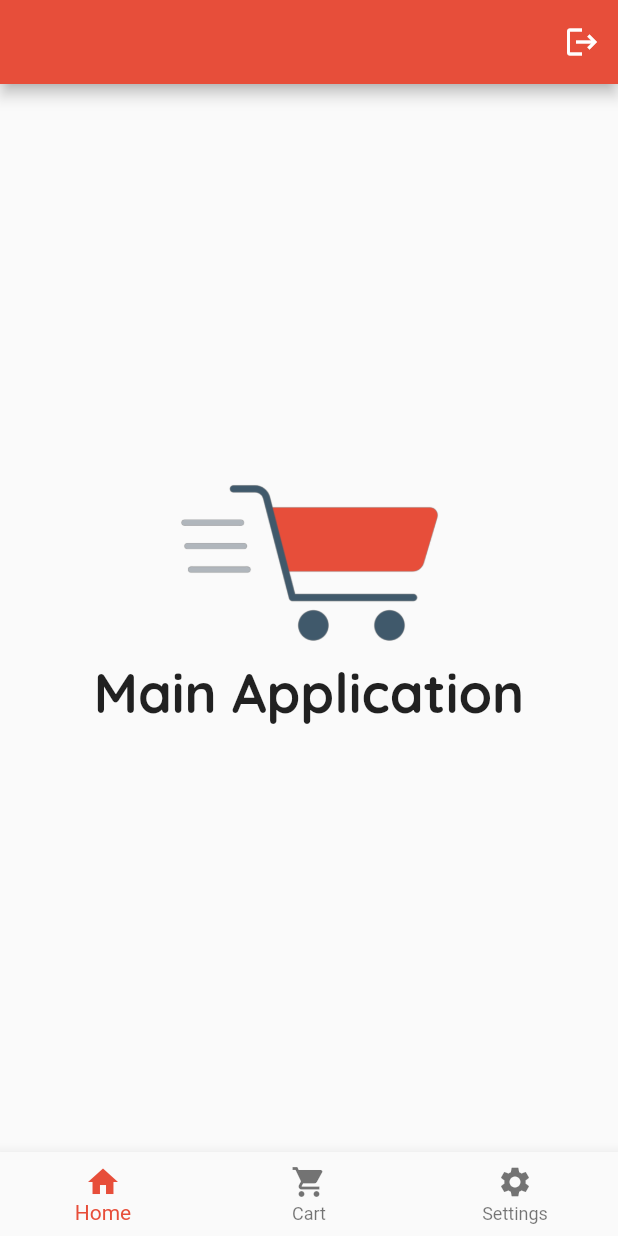
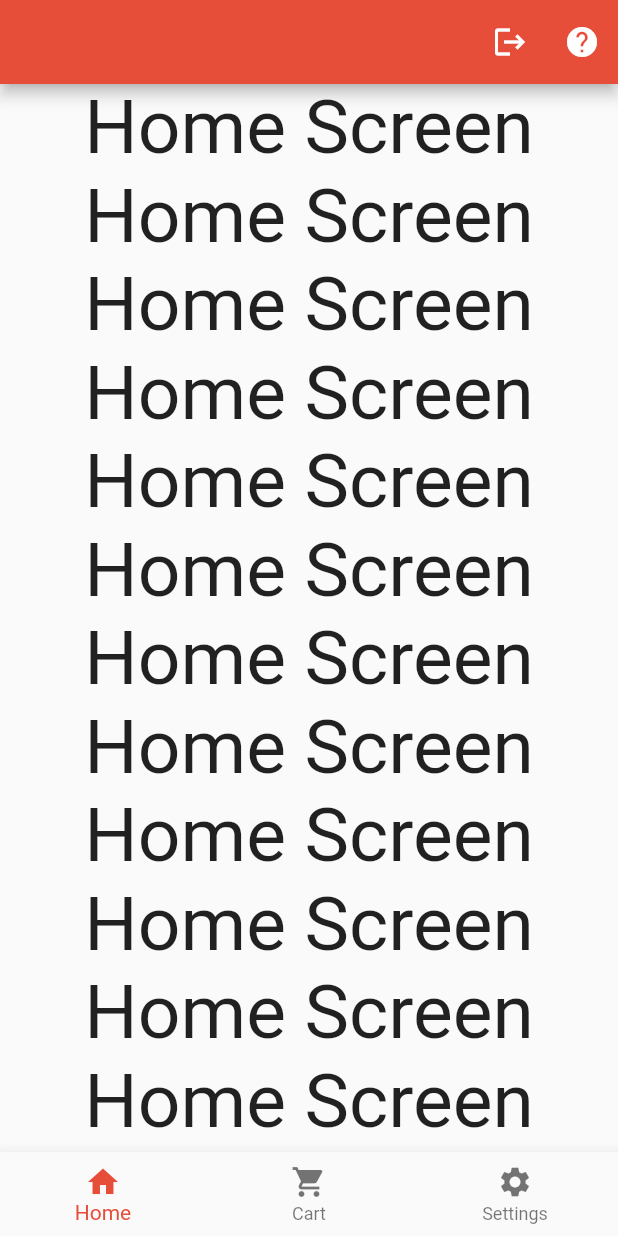
Before and after one commit to gh49/G-Shop, a Flutter app: the ShoppingLayout screen opened directly, on a phone screen of 412 x 824 dp. Run offline on Flutter 3.47's test engine with Material 2 defaults, Android fonts, the phone set to English and light mode, and no system bars; our stand-ins replace bloc, cloud_firestore, firebase_auth, firebase_core, flutter_bloc, google_sign_in; accounts and stored records are empty.

Commit message:
Added basic layout

```diff
--- a/lib/layouts/cubit.dart
+++ b/lib/layouts/cubit.dart
@@ -1,7 +1,67 @@
 import 'package:ecommerce_app/layouts/states.dart';
+import 'package:ecommerce_app/models/screen_switcher.dart';
+import 'package:ecommerce_app/modules/cart/cart_screen.dart';
+import 'package:ecommerce_app/modules/home/home_screen.dart';
+import 'package:ecommerce_app/modules/settings/settings_screen.dart';
+import 'package:flutter/material.dart';
 import 'package:flutter_bloc/flutter_bloc.dart';
 
 class ShoppingCubit extends Cubit<ShoppingStates> {
   ShoppingCubit() : super(ShoppingInitialState());
   static ShoppingCubit get(context) => BlocProvider.of(context);
+
+  bool isInit = true;
+
+  List<PageStorageKey<String>> pageKeys = [
+    PageStorageKey<String>("homeKey"),
+    PageStorageKey<String>("cartKey"),
+    PageStorageKey<String>("settingsKey"),
+  ];
+
+  List<Widget> screens = [];
+
+  void init() {
+    if(!isInit) {
+      return;
+    }
+    isInit = false;
+
+    screens = [
+      HomeScreen(pageStorageKey: pageKeys[0]),
+      CartScreen(pageStorageKey: pageKeys[1]),
+      SettingsScreen(pageStorageKey: pageKeys[2]),
+    ];
+  }
+
+  List<String> titles = [
+    "Home",
+    "Cart",
+    "Settings",
+  ];
+
+  int screenIndex = 0;
+
+  void changeBottomNavigation(int index) {
+    screenIndex = index;
+    emit(ShoppingBotNavIndexChangedState());
+
+  }
+  //
+  // ScreenSwitcher screenSwitcher = ScreenSwitcher([
+  //   ScreenData(widget: HomeScreen(), icon: Icon(Icons.home), name: "Home"),
+  //   ScreenData(widget: CartScreen(), icon: Icon(Icons.shopping_cart), name: "Cart"),
+  //   ScreenData(widget: SettingsScreen(), icon: Icon(Icons.settings), name: "Settings"),
+  // ]);
+  //
+  // void changeScreen(int index) {
+  //   if(index == screenSwitcher.currentIndex) {
+  //     return;
+  //   }
+  //   screenSwitcher.setIndex(index);
+  //   emit(ShoppingBotNavIndexChangedState());
+  // }
+
+  void testEmit() {
+    emit(ShoppingTestState());
+  }
 }
--- a/lib/layouts/shopping_layout.dart
+++ b/lib/layouts/shopping_layout.dart
@@ -1,5 +1,6 @@
 import 'package:ecommerce_app/layouts/cubit.dart';
 import 'package:ecommerce_app/layouts/states.dart';
+import 'package:ecommerce_app/modules/home/home_screen.dart';
 import 'package:ecommerce_app/modules/login/login_screen.dart';
 import 'package:ecommerce_app/shared/components.dart';
 import 'package:ecommerce_app/shared/constants.dart';
@@ -8,7 +9,7 @@ import 'package:flutter/material.dart';
 import 'package:flutter_bloc/flutter_bloc.dart';
 
 class ShoppingLayout extends StatelessWidget {
-  const ShoppingLayout({super.key});
+  ShoppingLayout({super.key});
 
   @override
   Widget build(BuildContext context) {
@@ -16,9 +17,10 @@ class ShoppingLayout extends StatelessWidget {
       create: (context) => ShoppingCubit(),
       child: BlocConsumer<ShoppingCubit, ShoppingStates>(
         listener: (context, state) {
-
         },
         builder: (context, state) {
+          var cubit = ShoppingCubit.get(context);
+          cubit.init();
           return Scaffold(
             appBar: AppBar(
               backgroundColor: myOrange,
@@ -33,43 +35,27 @@ class ShoppingLayout extends StatelessWidget {
                     },
                     icon: const Icon(Icons.logout),
                 ),
+                IconButton(
+                  onPressed: (){
+                    cubit.testEmit();
+                  },
+                  icon: const Icon(Icons.help),
+                ),
               ],
             ),
             bottomNavigationBar: BottomNavigationBar(
               selectedItemColor: myOrange,
+              currentIndex: cubit.screenIndex,
               items: [
                 BottomNavigationBarItem(icon: Icon(Icons.home), label: "Home"),
                 BottomNavigationBarItem(icon: Icon(Icons.shopping_cart), label: "Cart"),
                 BottomNavigationBarItem(icon: Icon(Icons.settings), label: "Settings"),
               ],
+              onTap: (int index) {
+                cubit.changeBottomNavigation(index);
+              },
             ),
-            body: Center(
-              child: Column(
-                mainAxisSize: MainAxisSize.min,
-                children: [
-                  Container(
-                    height: 110.0,
-                    child: Image(
-                      image: AssetImage("assets/shopping_cart.png"),
-                    ),
-                  ),
-                  SizedBox(
-                    height: 10.0,
-                  ),
-                  Text(
-                    "Main Application",
-                    style: TextStyle(
-                      fontSize: 36.0,
-                      fontFamily: "QuickSand",
-                      fontWeight: FontWeight.bold,
-                    ),
-                  ),
-                  SizedBox(
-                    height: 20.0,
-                  ),
-                ],
-              ),
-            ),
+            body: cubit.screens[cubit.screenIndex],
           );
         },
       ),
--- a/lib/layouts/states.dart
+++ b/lib/layouts/states.dart
@@ -1,3 +1,7 @@
 abstract class ShoppingStates {}
 
 class ShoppingInitialState extends ShoppingStates {}
+
+class ShoppingBotNavIndexChangedState extends ShoppingStates {}
+
+class ShoppingTestState extends ShoppingStates {}
--- /dev/null
+++ b/lib/models/screen_switcher.dart
@@ -0,0 +1,59 @@
+import 'package:flutter/material.dart';
+
+class ScreenSwitcher {
+  List<ScreenData> screenDataList = [];
+  int currentIndex = 0;
+
+  ScreenSwitcher(this.screenDataList);
+
+  void setScreenDataList(List<ScreenData> screenDataList) {
+    this.screenDataList = screenDataList;
+  }
+
+  void setIndex(int index) {
+    currentIndex = index;
+
+  }
+
+  void addScreenData(ScreenData screenData) {
+    screenDataList.add(screenData);
+  }
+
+  ScreenData getCurrentScreen() {
+    if(screenDataList.isEmpty)
+      return errorScreenData("Error: Screen data list is empty");
+    return screenDataList[currentIndex];
+  }
+
+  ScreenData getScreenDataByIndex(int index) {
+    if(index >= screenDataList.length) {
+      return errorScreenData("Error: Screen data list is empty");
+    }
+    currentIndex = index;
+    return screenDataList[index];
+  }
+
+  ScreenData errorScreenData(String text) {
+    return ScreenData(widget: Text(text), icon: Icon(Icons.disabled_by_default), name: "Error");
+  }
+
+  List<BottomNavigationBarItem> getBotNavItemList() {
+    List<BottomNavigationBarItem> list = [];
+    for(int i=0; i<screenDataList.length; i++) {
+      list.add(BottomNavigationBarItem(icon: screenDataList[i].icon, label: screenDataList[i].name));
+    }
+    return list;
+  }
+}
+
+class ScreenData {
+  Widget widget;
+  Icon icon;
+  String name;
+
+  ScreenData({
+    required this.widget,
+    required this.icon,
+    required this.name,
+  });
+}
--- /dev/null
+++ b/lib/modules/cart/cart_screen.dart
@@ -0,0 +1,38 @@
+import 'package:flutter/material.dart';
+
+class CartScreen extends StatelessWidget {
+  PageStorageKey<String> pageStorageKey;
+  CartScreen({super.key, required this.pageStorageKey});
+
+  @override
+  Widget build(BuildContext context) {
+    return SingleChildScrollView(
+      key: pageStorageKey,
+      physics: BouncingScrollPhysics(),
+      child: Container(
+        width: double.infinity,
+        child: Column(
+          children: [
+            Text("Cart Screen", style: TextStyle(fontSize: 50.0),),
+            Text("Cart Screen", style: TextStyle(fontSize: 50.0),),
+            Text("Cart Screen", style: TextStyle(fontSize: 50.0),),
+            Text("Cart Screen", style: TextStyle(fontSize: 50.0),),
+            Text("Cart Screen", style: TextStyle(fontSize: 50.0),),
+            Text("Cart Screen", style: TextStyle(fontSize: 50.0),),
+            Text("Cart Screen", style: TextStyle(fontSize: 50.0),),
+            Text("Cart Screen", style: TextStyle(fontSize: 50.0),),
+            Text("Cart Screen", style: TextStyle(fontSize: 50.0),),
+            Text("Cart Screen", style: TextStyle(fontSize: 50.0),),
+            Text("Cart Screen", style: TextStyle(fontSize: 50.0),),
+            Text("Cart Screen", style: TextStyle(fontSize: 50.0),),
+            Text("Cart Screen", style: TextStyle(fontSize: 50.0),),
+            Text("Cart Screen", style: TextStyle(fontSize: 50.0),),
+            Text("Cart Screen", style: TextStyle(fontSize: 50.0),),
+            Text("Cart Screen", style: TextStyle(fontSize: 50.0),),
+            Text("Cart Screen", style: TextStyle(fontSize: 50.0),),
+          ],
+        ),
+      ),
+    );
+  }
+}
--- /dev/null
+++ b/lib/modules/home/home_screen.dart
@@ -0,0 +1,38 @@
+import 'package:flutter/material.dart';
+
+class HomeScreen extends StatelessWidget {
+  PageStorageKey<String> pageStorageKey;
+  HomeScreen({super.key, required this.pageStorageKey});
+
+  @override
+  Widget build(BuildContext context) {
+    return SingleChildScrollView(
+      key: pageStorageKey,
+      physics: BouncingScrollPhysics(),
+      child: Container(
+        width: double.infinity,
+        child: Column(
+          children: [
+            Text("Home Screen", style: TextStyle(fontSize: 50.0),),
+            Text("Home Screen", style: TextStyle(fontSize: 50.0),),
+            Text("Home Screen", style: TextStyle(fontSize: 50.0),),
+            Text("Home Screen", style: TextStyle(fontSize: 50.0),),
+            Text("Home Screen", style: TextStyle(fontSize: 50.0),),
+            Text("Home Screen", style: TextStyle(fontSize: 50.0),),
+            Text("Home Screen", style: TextStyle(fontSize: 50.0),),
+            Text("Home Screen", style: TextStyle(fontSize: 50.0),),
+            Text("Home Screen", style: TextStyle(fontSize: 50.0),),
+            Text("Home Screen", style: TextStyle(fontSize: 50.0),),
+            Text("Home Screen", style: TextStyle(fontSize: 50.0),),
+            Text("Home Screen", style: TextStyle(fontSize: 50.0),),
+            Text("Home Screen", style: TextStyle(fontSize: 50.0),),
+            Text("Home Screen", style: TextStyle(fontSize: 50.0),),
+            Text("Home Screen", style: TextStyle(fontSize: 50.0),),
+            Text("Home Screen", style: TextStyle(fontSize: 50.0),),
+            Text("Home Screen", style: TextStyle(fontSize: 50.0),),
+          ],
+        ),
+      ),
+    );
+  }
+}
--- /dev/null
+++ b/lib/modules/settings/settings_screen.dart
@@ -0,0 +1,38 @@
+import 'package:flutter/material.dart';
+
+class SettingsScreen extends StatelessWidget {
+  PageStorageKey<String> pageStorageKey;
+  SettingsScreen({super.key, required this.pageStorageKey});
+
+  @override
+  Widget build(BuildContext context) {
+    return SingleChildScrollView(
+      key: pageStorageKey,
+      physics: BouncingScrollPhysics(),
+      child: Container(
+        width: double.infinity,
+        child: Column(
+          children: [
+            Text("Settings Screen", style: TextStyle(fontSize: 50.0),),
+            Text("Settings Screen", style: TextStyle(fontSize: 50.0),),
+            Text("Settings Screen", style: TextStyle(fontSize: 50.0),),
+            Text("Settings Screen", style: TextStyle(fontSize: 50.0),),
+            Text("Settings Screen", style: TextStyle(fontSize: 50.0),),
+            Text("Settings Screen", style: TextStyle(fontSize: 50.0),),
+            Text("Settings Screen", style: TextStyle(fontSize: 50.0),),
+            Text("Settings Screen", style: TextStyle(fontSize: 50.0),),
+            Text("Settings Screen", style: TextStyle(fontSize: 50.0),),
+            Text("Settings Screen", style: TextStyle(fontSize: 50.0),),
+            Text("Settings Screen", style: TextStyle(fontSize: 50.0),),
+            Text("Settings Screen", style: TextStyle(fontSize: 50.0),),
+            Text("Settings Screen", style: TextStyle(fontSize: 50.0),),
+            Text("Settings Screen", style: TextStyle(fontSize: 50.0),),
+            Text("Settings Screen", style: TextStyle(fontSize: 50.0),),
+            Text("Settings Screen", style: TextStyle(fontSize: 50.0),),
+            Text("Settings Screen", style: TextStyle(fontSize: 50.0),),
+          ],
+        ),
+      ),
+    );
+  }
+}
```
